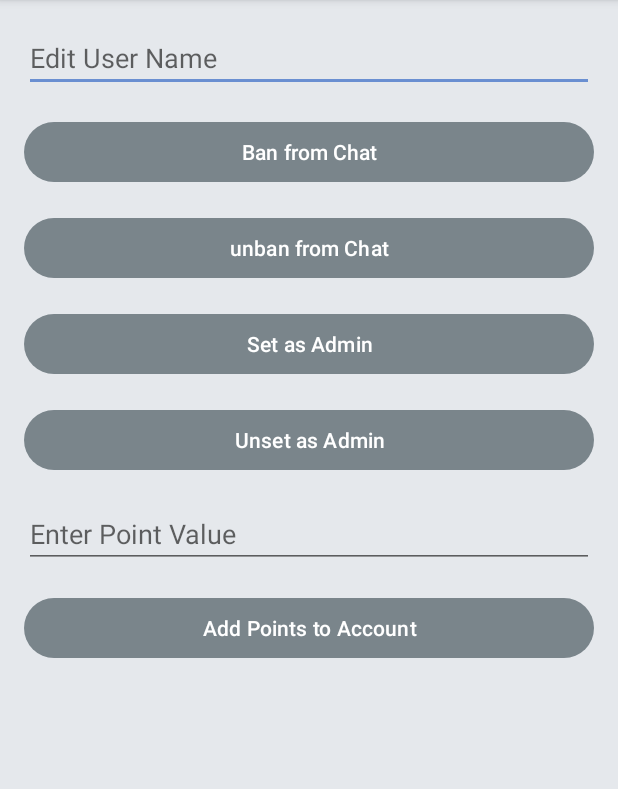
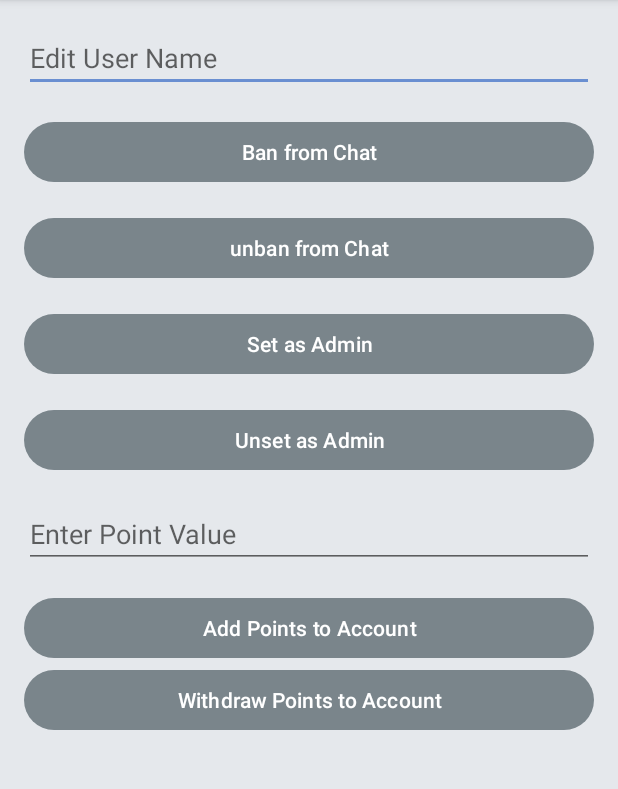
Before and after one commit to dorawyy/cpen321-w23-team-ace, an Android app: the AdminPanel screen opened directly, with no data from a screen before it, on a phone screen of 412 x 824 dp, the part 84-873 px from its top. Run offline under Robolectric (Android 15) with nearby library versions, the phone set to English and light mode, and no system bars; libraries missing offline, so code that uses them is left out: io.socket.client, io.socket.emitter; 6 statements that could not run were skipped.

Commit message:
added the feature for admin to withdraw points and error handling when connecting to UserStore Db

```diff
--- a/frontend/AndroidCasinoUser/app/src/main/res/layout/activity_admin_panel.xml
+++ b/frontend/AndroidCasinoUser/app/src/main/res/layout/activity_admin_panel.xml
@@ -57,6 +57,11 @@
             android:layout_width="match_parent"
             android:layout_height="wrap_content"
             android:text="Add Points to Account"/>
+        <Button
+            android:id="@+id/withdrawPointsButton"
+            android:layout_width="match_parent"
+            android:layout_height="wrap_content"
+            android:text="Withdraw Points to Account"/>
 
     </LinearLayout>
 
```
Also changed, not shown: frontend/AndroidCasinoUser/app/src/main/java/com/davidzhang/androidcasinouser/AdminPanel.java (+17 -0 lines), 1 other file.
